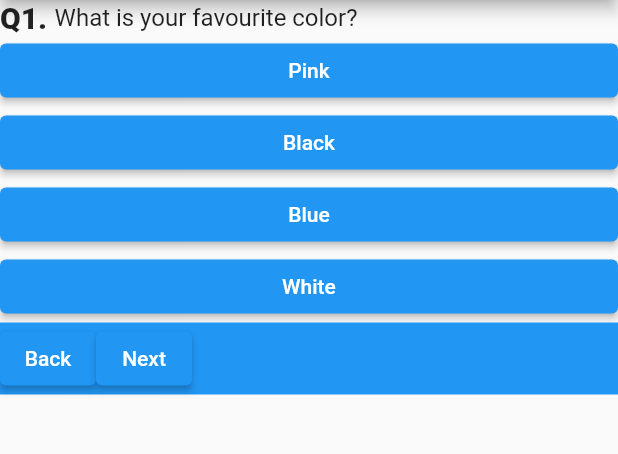
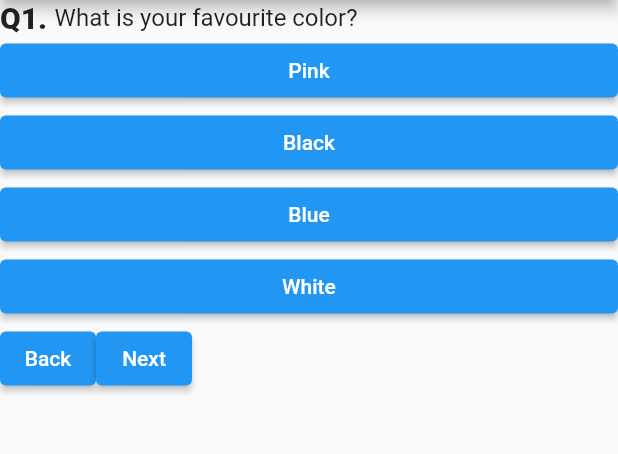
Before and after one commit to dev-amit-kumar/Flutter_Learning, a Flutter app: the screen it shows after launch, on a phone screen of 412 x 824 dp, the part 84-538 px from its top. Run offline on Flutter 3.47's test engine with Material 2 defaults, Android fonts, the phone set to English and light mode, and no system bars.

Commit message:
changes in styling & separeted code in files

```diff
--- a/first_flutter_app/lib/answer.dart
+++ b/first_flutter_app/lib/answer.dart
@@ -3,7 +3,7 @@ import 'package:flutter/material.dart';
 class Answer extends StatelessWidget {
   final String ansText;
   final Function chooseHandler;
-  Answer(this.ansText, this.chooseHandler);
+  Answer({this.ansText, this.chooseHandler});
   @override
   Widget build(BuildContext context) {
     return Container(
--- a/first_flutter_app/lib/main.dart
+++ b/first_flutter_app/lib/main.dart
@@ -17,49 +17,43 @@ class _MyAppWithState extends State<MyApp> {
   var _questionList = [
     {
       'ques': 'What is your favourite color?',
-      'ans1': 'Pink',
-      'ans2': 'Black',
-      'ans3': 'Blue',
-      'ans4': 'White'
+      'answers': ['Pink', 'Black', 'Blue', 'White'],
+      'correctAns': 'Blue'
     },
     {
       'ques': 'What is your favourite animal?',
-      'ans1': 'Dog',
-      'ans2': 'Cat',
-      'ans3': 'Lion',
-      'ans4': 'Tiger'
+      'answers': ['Dog', 'Cat', 'Lion', 'Tiger'],
+      'correctAns': 'Tiger'
     },
     {
       'ques': 'What is your favourite animal?',
-      'ans1': 'Dog',
-      'ans2': 'Cat',
-      'ans3': 'Lion',
-      'ans4': 'Tiger'
+      'answers': ['Dog', 'Cat', 'Lion', 'Tiger'],
+      'correctAns': 'Tiger'
     },
     {
       'ques': 'What is your favourite animal?',
-      'ans1': 'Dog',
-      'ans2': 'Cat',
-      'ans3': 'Lion',
-      'ans4': 'Tiger'
+      'answers': ['Dog', 'Cat', 'Lion', 'Tiger'],
+      'correctAns': 'Tiger'
     },
     {
       'ques': 'What is your favourite animal?',
-      'ans1': 'Dog',
-      'ans2': 'Cat',
-      'ans3': 'Lion',
-      'ans4': 'Tiger'
+      'answers': ['Dog', 'Cat', 'Lion', 'Tiger'],
+      'correctAns': 'Tiger'
     },
     {
       'ques': 'What is your favourite animal?',
-      'ans1': 'Dog',
-      'ans2': 'Cat',
-      'ans3': 'Lion',
-      'ans4': 'Tiger'
+      'answers': ['Dog', 'Cat', 'Lion', 'Tiger'],
+      'correctAns': 'Tiger'
     }
   ];
+
   void _ansQuestion(String val) {
     print(val);
+    if (val == _questionList[_quesIndex]['correctAns']) {
+      print('Correct');
+    } else {
+      print('Wrong');
+    }
   }
 
   void _goBack() {
@@ -94,14 +88,14 @@ class _MyAppWithState extends State<MyApp> {
         body: Column(
           children: [
             Question(_questionList[_quesIndex]['ques'], _quesIndex + 1),
-            Answer(_questionList[_quesIndex]['ans1'], _ansQuestion),
-            Answer(_questionList[_quesIndex]['ans2'], _ansQuestion),
-            Answer(_questionList[_quesIndex]['ans3'], _ansQuestion),
-            Answer(_questionList[_quesIndex]['ans4'], _ansQuestion),
+            ...(_questionList[_quesIndex]['answers'] as List<String>)
+                .map((ans) {
+              return Answer(ansText: ans, chooseHandler: _ansQuestion);
+            }).toList(),
             Options(
               nextFunction: _goNext,
               backFunction: _goBack,
-            )
+            ),
           ],
         ),
       ),
--- a/first_flutter_app/lib/options.dart
+++ b/first_flutter_app/lib/options.dart
@@ -8,7 +8,6 @@ class Options extends StatelessWidget {
   Widget build(BuildContext context) {
     return Container(
       width: double.infinity,
-      decoration: BoxDecoration(color: Colors.blue),
       child: Row(
         children: [
           ElevatedButton(
```
